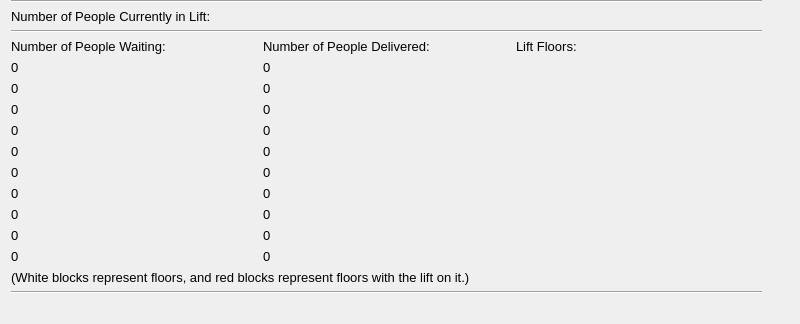
This is lift_control.ui in IsaacCheng9/lift-control-simulation as Qt 5 draws it before an edit; both pictures show x 0 to 800 and y 131 to 455 of the 800 by 800 pixel window. The edited form follows.
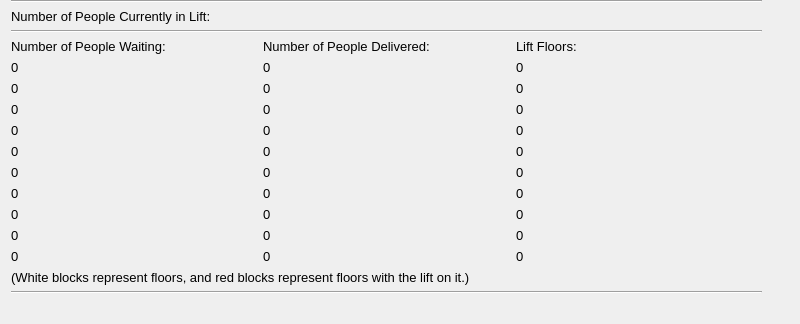
This is the edited form.

Commit message: Added lift floors textually and fixed order

```diff
--- a/lift_control.ui
+++ b/lift_control.ui
@@ -127,28 +127,28 @@
      <item>
       <layout class="QGridLayout" name="grid_layout_sim">
        <item row="7" column="1">
-        <widget class="QLabel" name="lbl_delivered7">
+        <widget class="QLabel" name="lbl_delivered4">
          <property name="text">
           <string>0</string>
          </property>
         </widget>
        </item>
        <item row="5" column="0">
-        <widget class="QLabel" name="lbl_waiting5">
+        <widget class="QLabel" name="lbl_waiting6">
          <property name="text">
           <string>0</string>
          </property>
         </widget>
        </item>
        <item row="1" column="0">
-        <widget class="QLabel" name="lbl_waiting_1">
+        <widget class="QLabel" name="lbl_waiting10">
          <property name="text">
           <string>0</string>
          </property>
         </widget>
        </item>
        <item row="6" column="1">
-        <widget class="QLabel" name="lbl_delivered6">
+        <widget class="QLabel" name="lbl_delivered5">
          <property name="text">
           <string>0</string>
          </property>
@@ -168,63 +168,63 @@
         </widget>
        </item>
        <item row="4" column="1">
-        <widget class="QLabel" name="lbl_delivered4">
+        <widget class="QLabel" name="lbl_delivered7">
          <property name="text">
           <string>0</string>
          </property>
         </widget>
        </item>
        <item row="3" column="1">
-        <widget class="QLabel" name="lbl_delivered3">
+        <widget class="QLabel" name="lbl_delivered8">
          <property name="text">
           <string>0</string>
          </property>
         </widget>
        </item>
        <item row="6" column="0">
-        <widget class="QLabel" name="lbl_waiting6">
+        <widget class="QLabel" name="lbl_waiting5">
          <property name="text">
           <string>0</string>
          </property>
         </widget>
        </item>
        <item row="10" column="1">
-        <widget class="QLabel" name="lbl_delivered10">
+        <widget class="QLabel" name="lbl_delivered1">
          <property name="text">
           <string>0</string>
          </property>
         </widget>
        </item>
        <item row="3" column="0">
-        <widget class="QLabel" name="lbl_waiting3">
+        <widget class="QLabel" name="lbl_waiting8">
          <property name="text">
           <string>0</string>
          </property>
         </widget>
        </item>
        <item row="2" column="0">
-        <widget class="QLabel" name="lbl_waiting2">
+        <widget class="QLabel" name="lbl_waiting9">
          <property name="text">
           <string>0</string>
          </property>
         </widget>
        </item>
        <item row="9" column="1">
-        <widget class="QLabel" name="lbl_delivered9">
-         <property name="text">
-          <string>0</string>
-         </property>
-        </widget>
-       </item>
-       <item row="2" column="1">
         <widget class="QLabel" name="lbl_delivered2">
          <property name="text">
           <string>0</string>
          </property>
         </widget>
        </item>
+       <item row="2" column="1">
+        <widget class="QLabel" name="lbl_delivered9">
+         <property name="text">
+          <string>0</string>
+         </property>
+        </widget>
+       </item>
        <item row="8" column="1">
-        <widget class="QLabel" name="lbl_delivered8">
+        <widget class="QLabel" name="lbl_delivered3">
          <property name="text">
           <string>0</string>
          </property>
@@ -244,14 +244,14 @@
         </widget>
        </item>
        <item row="1" column="1">
-        <widget class="QLabel" name="lbl_delivered1">
+        <widget class="QLabel" name="lbl_delivered10">
          <property name="text">
           <string>0</string>
          </property>
         </widget>
        </item>
        <item row="5" column="1">
-        <widget class="QLabel" name="lbl_delivered5">
+        <widget class="QLabel" name="lbl_delivered6">
          <property name="text">
           <string>0</string>
          </property>
@@ -271,35 +271,105 @@
         </widget>
        </item>
        <item row="4" column="0">
-        <widget class="QLabel" name="lbl_waiting4">
-         <property name="text">
-          <string>0</string>
-         </property>
-        </widget>
-       </item>
-       <item row="7" column="0">
         <widget class="QLabel" name="lbl_waiting7">
          <property name="text">
           <string>0</string>
          </property>
         </widget>
        </item>
+       <item row="7" column="0">
+        <widget class="QLabel" name="lbl_waiting4">
+         <property name="text">
+          <string>0</string>
+         </property>
+        </widget>
+       </item>
        <item row="8" column="0">
-        <widget class="QLabel" name="lbl_waiting8">
+        <widget class="QLabel" name="lbl_waiting3">
          <property name="text">
           <string>0</string>
          </property>
         </widget>
        </item>
        <item row="9" column="0">
-        <widget class="QLabel" name="lbl_waiting9">
+        <widget class="QLabel" name="lbl_waiting2">
          <property name="text">
           <string>0</string>
          </property>
         </widget>
        </item>
        <item row="10" column="0">
-        <widget class="QLabel" name="lbl_waiting10">
+        <widget class="QLabel" name="lbl_waiting1">
+         <property name="text">
+          <string>0</string>
+         </property>
+        </widget>
+       </item>
+       <item row="1" column="2">
+        <widget class="QLabel" name="lbl_floor10">
+         <property name="text">
+          <string>0</string>
+         </property>
+        </widget>
+       </item>
+       <item row="2" column="2">
+        <widget class="QLabel" name="lbl_floor9">
+         <property name="text">
+          <string>0</string>
+         </property>
+        </widget>
+       </item>
+       <item row="3" column="2">
+        <widget class="QLabel" name="lbl_floor8">
+         <property name="text">
+          <string>0</string>
+         </property>
+        </widget>
+       </item>
+       <item row="4" column="2">
+        <widget class="QLabel" name="lbl_floor7">
+         <property name="text">
+          <string>0</string>
+         </property>
+        </widget>
+       </item>
+       <item row="5" column="2">
+        <widget class="QLabel" name="lbl_floor6">
+         <property name="text">
+          <string>0</string>
+         </property>
+        </widget>
+       </item>
+       <item row="6" column="2">
+        <widget class="QLabel" name="lbl_floor5">
+         <property name="text">
+          <string>0</string>
+         </property>
+        </widget>
+       </item>
+       <item row="7" column="2">
+        <widget class="QLabel" name="lbl_floor4">
+         <property name="text">
+          <string>0</string>
+         </property>
+        </widget>
+       </item>
+       <item row="8" column="2">
+        <widget class="QLabel" name="lbl_floor3">
+         <property name="text">
+          <string>0</string>
+         </property>
+        </widget>
+       </item>
+       <item row="9" column="2">
+        <widget class="QLabel" name="lbl_floor2">
+         <property name="text">
+          <string>0</string>
+         </property>
+        </widget>
+       </item>
+       <item row="10" column="2">
+        <widget class="QLabel" name="lbl_floor1">
          <property name="text">
           <string>0</string>
          </property>
```
Left out of the diff: 6 changed lines with no effect on the pictures. The commit also changes 3 other files.
